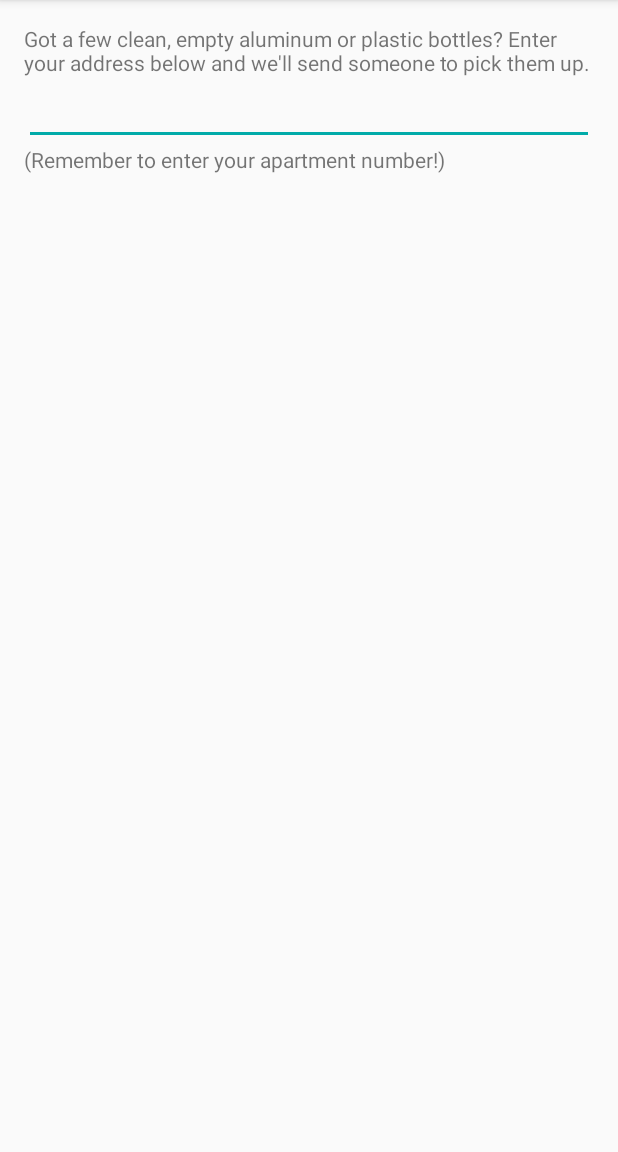
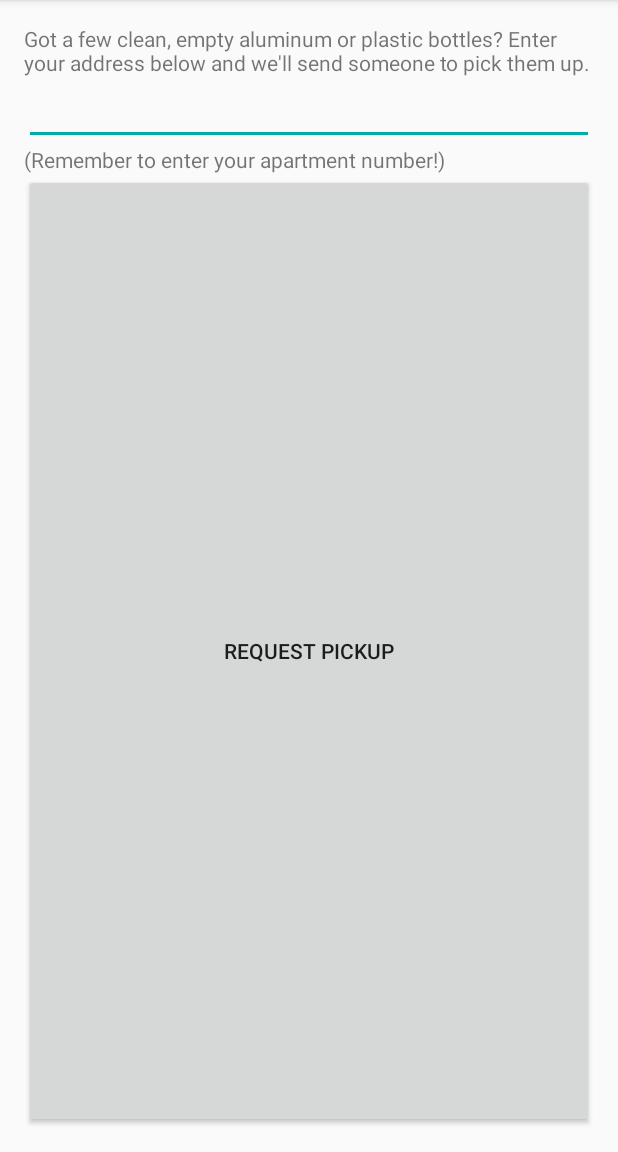
Before and after one commit to joeypoon/rcycl_android, an Android app: the screen it shows after launch (MainActivity), on a phone screen of 412 x 824 dp, the part 84-1236 px from its top. Run offline under Robolectric (Android 15) with nearby library versions, the phone set to English and light mode, and no system bars.

Commit message:
view logic for submitting requests.

```diff
--- /dev/null
+++ b/rcycl/app/src/main/java/co/rcycl/rcycl/BaseFragment.java
@@ -0,0 +1,24 @@
+package co.rcycl.rcycl;
+
+import android.app.Activity;
+import android.support.v4.app.Fragment;
+
+// Created by Whit on 2/28/2016.
+// A base implementation for fragments to reduce code redundancy.
+public abstract class BaseFragment extends Fragment {
+
+    // Stores a reference to MainActivity.java for access to its UI and HTTP methods.
+    protected MainActivity mParent;
+
+    @SuppressWarnings("deprecation")
+    @Override
+    public void onAttach(Activity activity) {
+        super.onAttach(activity);
+
+        // If the fragment is created by MainActivity (and it always should be),
+        // then save the instance for later access to its UI and HTTP methods.
+        if (activity instanceof MainActivity) {
+            mParent = (MainActivity) activity;
+        }
+    }
+}
--- a/rcycl/app/src/main/java/co/rcycl/rcycl/MainActivity.java
+++ b/rcycl/app/src/main/java/co/rcycl/rcycl/MainActivity.java
@@ -98,6 +98,11 @@ public class MainActivity extends AppCompatActivity
         return true;
     }
 
+    // Takes an APIObject and POSTs it to the server.
+    public void postToAPI(APIObject obj) {
+        Utils.cheers(this, "DEBUG: HTTPAsyncRequest goes here.");
+    }
+
     // Accepts a Fragment and swaps that into the activity_main's content wrapper.
     private void swapFragment(Fragment fragment) {
         FragmentManager fm = getSupportFragmentManager();
--- a/rcycl/app/src/main/java/co/rcycl/rcycl/RequestPickupFragment.java
+++ b/rcycl/app/src/main/java/co/rcycl/rcycl/RequestPickupFragment.java
@@ -1,18 +1,37 @@
 package co.rcycl.rcycl;
 
 import android.os.Bundle;
-import android.support.v4.app.Fragment;
 import android.view.LayoutInflater;
 import android.view.View;
 import android.view.ViewGroup;
+import android.widget.Button;
 
 // Created by Whit on 2/28/2016.
 //
-public class RequestPickupFragment extends Fragment {
+public class RequestPickupFragment extends BaseFragment {
 
     @Override
     public View onCreateView(LayoutInflater inflater, ViewGroup container, Bundle savedInstanceState) {
-        View view = inflater.inflate(R.layout.fragment_request_pickup, container, false);
+        final View view = inflater.inflate(R.layout.fragment_request_pickup, container, false);
+
+        // Attach a delegate to the request pickup button.
+        Button requestPickupButton = (Button) view.findViewById(R.id.button_request_pickup);
+        requestPickupButton.setOnClickListener(
+                new View.OnClickListener() {
+                    @Override
+                    public void onClick(View v) {
+                        PickupRequest request = new PickupRequest();
+                        request.setAddress(
+                                Utils.getTextFromViewField(view, R.id.request_pickup_address));
+
+                        if (mParent != null) {
+                            mParent.postToAPI(request);
+                        } else {
+                            Utils.cheers(view.getContext(), "There was an error on our end. Thanks for being a great person!");
+                        }
+                    }
+                }
+        );
 
         return view;
     }
--- a/rcycl/app/src/main/res/layout/fragment_request_pickup.xml
+++ b/rcycl/app/src/main/res/layout/fragment_request_pickup.xml
@@ -25,4 +25,11 @@
         android:layout_below="@+id/request_pickup_address"
         android:text="@string/request_pickup_apt_reminder"/>
 
+    <Button
+        android:id="@+id/button_request_pickup"
+        android:layout_width="match_parent"
+        android:layout_height="match_parent"
+        android:layout_below="@+id/request_pickup_address_reminder"
+        android:text="@string/menu_request_pickup"/>
+
 </RelativeLayout>
```
Also changed, not shown: rcycl/app/src/main/java/co/rcycl/rcycl/APIObject.java (added, +21 -0 lines), rcycl/app/src/main/java/co/rcycl/rcycl/PickupRequest.java (added, +26 -0 lines), rcycl/app/src/main/java/co/rcycl/rcycl/Utils.java (added, +28 -0 lines).
